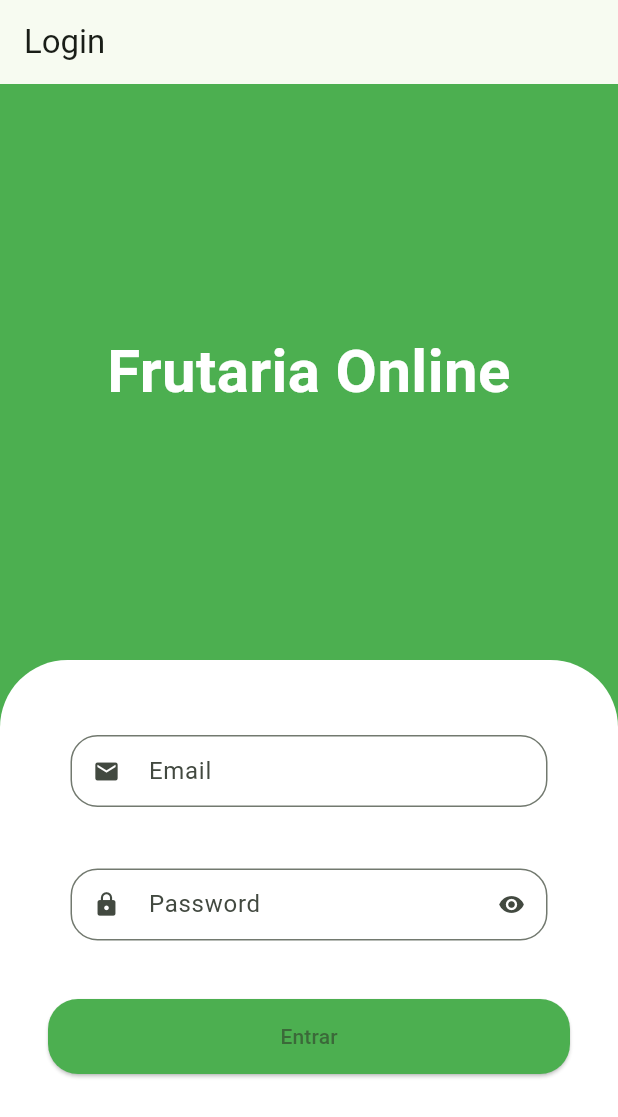
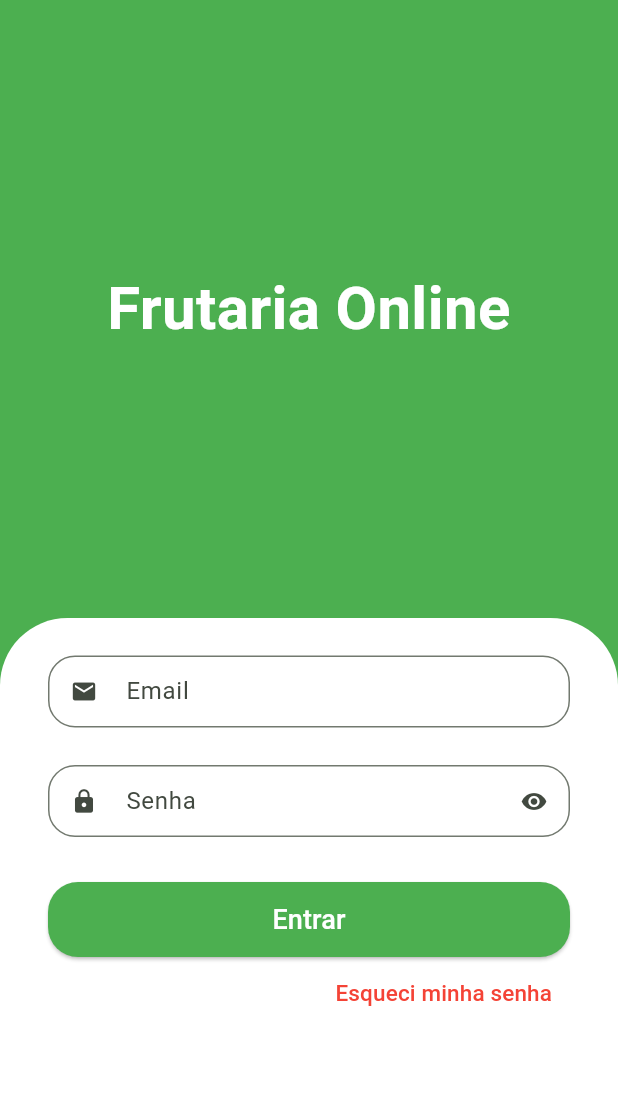
Before and after one commit to reinaldorossetti/frutaria_online, a Flutter app: the screen it shows after launch, on a phone screen of 412 x 824 dp. Shown: the top 1117 px of the screen. Run offline on Flutter 3.47's test engine with Material 3 defaults, Android fonts, the phone set to English and light mode, and no system bars.

Commit message:
primeira tela de login

```diff
--- a/lib/src/auth/components/custom_text_field.dart
+++ b/lib/src/auth/components/custom_text_field.dart
@@ -27,7 +27,7 @@ class _CustomTextFieldState extends State<CustomTextField> {
   @override
   Widget build(BuildContext context) {
     return Padding(
-      padding: const EdgeInsets.only(left: 15.0, right: 15.0, top: 10.0, bottom: 15.0),
+      padding: const EdgeInsets.only(top: 10.0),
       child: TextField(
         obscureText: isObscure,
         decoration: InputDecoration(
--- a/lib/src/auth/sign_in_screen.dart
+++ b/lib/src/auth/sign_in_screen.dart
@@ -9,9 +9,7 @@ class SignInScreen extends StatelessWidget {
   Widget build(BuildContext context) {
     return Scaffold(
       backgroundColor: Colors.green,
-      appBar: AppBar(
-        title: const Text('Login'),
-      ),
+
       body: Column(
         children: [
           Expanded(
@@ -43,17 +41,31 @@ class SignInScreen extends StatelessWidget {
                   top: Radius.circular(45),
                 ),
               ),
-              child: Padding(
-                padding: const EdgeInsets.fromLTRB(32, 40, 32, 32),
               child: Column(
                 crossAxisAlignment: CrossAxisAlignment.stretch,
                 children: [
-                    const CustomTextField(icon: Icons.email, labelText: 'Email'),
-                    const SizedBox(height: 16),
-                    const CustomTextField(icon: Icons.lock, labelText: 'Password', isSecret: true),
-                    const SizedBox(height: 24),
+                  const Padding(
+                    padding: EdgeInsets.only(left: 32, right: 32, top: 15.0),
+                    child: CustomTextField(
+                      icon: Icons.email,
+                      labelText: 'Email',
+                    ),
+                  ),
+                  const Padding(
+                    padding: EdgeInsets.only(left: 32, right: 32, top: 15.0),
+                    child: CustomTextField(
+                      icon: Icons.lock,
+                      labelText: 'Senha',
+                      isSecret: true,
+                    ),
+                  ),
+                  Padding(
+                    padding: const EdgeInsets.only(left: 32, right: 32, top: 30.0),
+                    child: Column(
+                      children: [
                         SizedBox(
                           height: 50,
+                          width: double.infinity,
                           child: ElevatedButton(
                             onPressed: () {},
                             style: ElevatedButton.styleFrom(
@@ -62,11 +74,27 @@ class SignInScreen extends StatelessWidget {
                                 borderRadius: BorderRadius.all(Radius.circular(20)),
                               ),
                             ),
-                        child: const Text('Entrar'),
+                            child: const Text(
+                              'Entrar',
+                              style: TextStyle(color: Colors.white, fontSize: 18),
+                            ),
+                          ),
+                        ),
+                        Align(
+                          alignment: Alignment.centerRight,
+                          child: TextButton(
+                            onPressed: () {},
+                            child: const Text(
+                              'Esqueci minha senha',
+                              style: TextStyle(
+                                color: Colors.red, fontSize: 15),
+                            ),
                           ),
                         ),
                       ],
                     ),
+                  ),
+                ],
               ),
             ),
           ),
```
Lines whose indentation alone changed are shown as unchanged.
